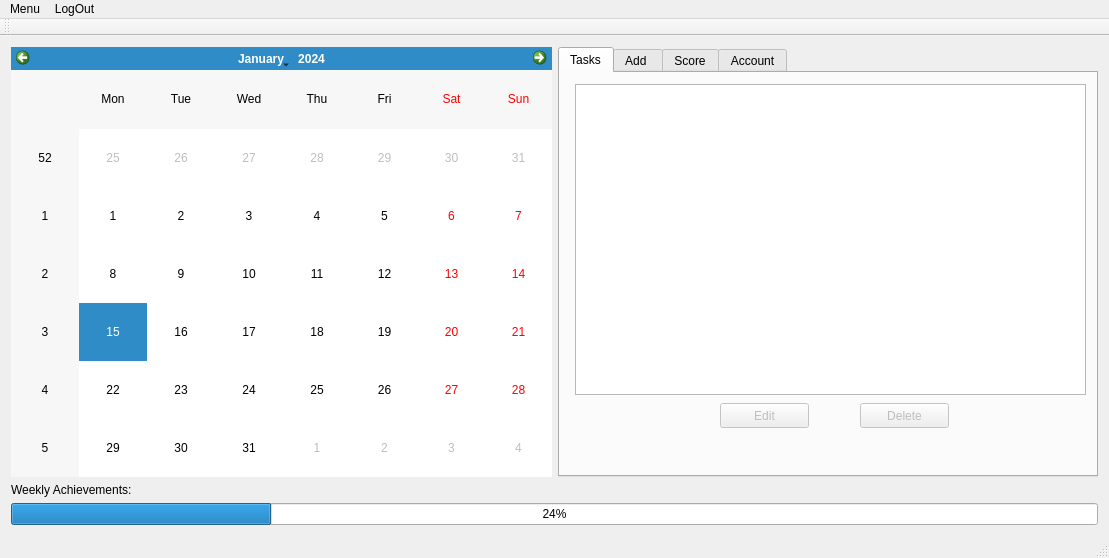
First picture: the form in PersonalPlanner/mainwindow.ui, repository sabrine-gamdou/PersonalPlanner, before the edit.
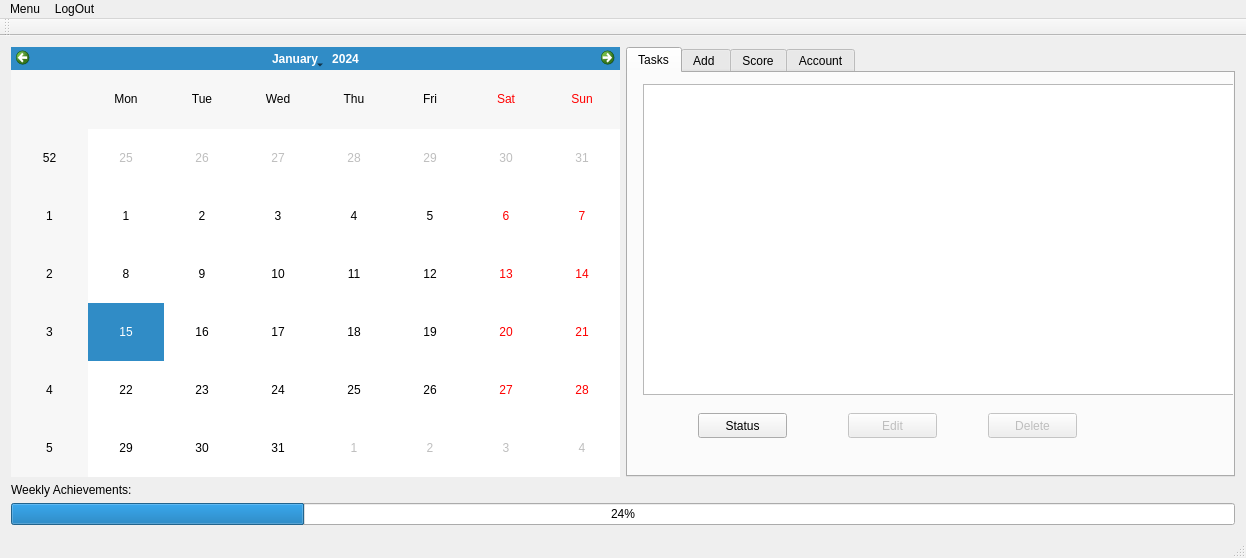
Second picture: the form after the edit.

Patch:
```diff
--- a/PersonalPlanner/mainwindow.ui
+++ b/PersonalPlanner/mainwindow.ui
@@ -6,7 +6,7 @@
    <rect>
     <x>0</x>
     <y>0</y>
-    <width>1109</width>
+    <width>1246</width>
     <height>558</height>
    </rect>
   </property>
@@ -50,8 +50,8 @@
           </property>
           <property name="geometry">
            <rect>
-            <x>160</x>
-            <y>330</y>
+            <x>220</x>
+            <y>340</y>
             <width>89</width>
             <height>25</height>
            </rect>
@@ -66,8 +66,8 @@
           </property>
           <property name="geometry">
            <rect>
-            <x>300</x>
-            <y>330</y>
+            <x>360</x>
+            <y>340</y>
             <width>89</width>
             <height>25</height>
            </rect>
@@ -81,11 +81,24 @@
            <rect>
             <x>15</x>
             <y>11</y>
-            <width>511</width>
+            <width>591</width>
             <height>311</height>
            </rect>
           </property>
          </widget>
+         <widget class="QPushButton" name="statusBtn">
+          <property name="geometry">
+           <rect>
+            <x>70</x>
+            <y>340</y>
+            <width>89</width>
+            <height>25</height>
+           </rect>
+          </property>
+          <property name="text">
+           <string>Status</string>
+          </property>
+         </widget>
         </widget>
         <widget class="QWidget" name="addTab">
          <attribute name="title">
@@ -571,7 +584,7 @@
     <rect>
      <x>0</x>
      <y>0</y>
-     <width>1109</width>
+     <width>1246</width>
      <height>22</height>
     </rect>
    </property>
```
Left out of the diff: 3 changed lines with no effect on the pictures.
